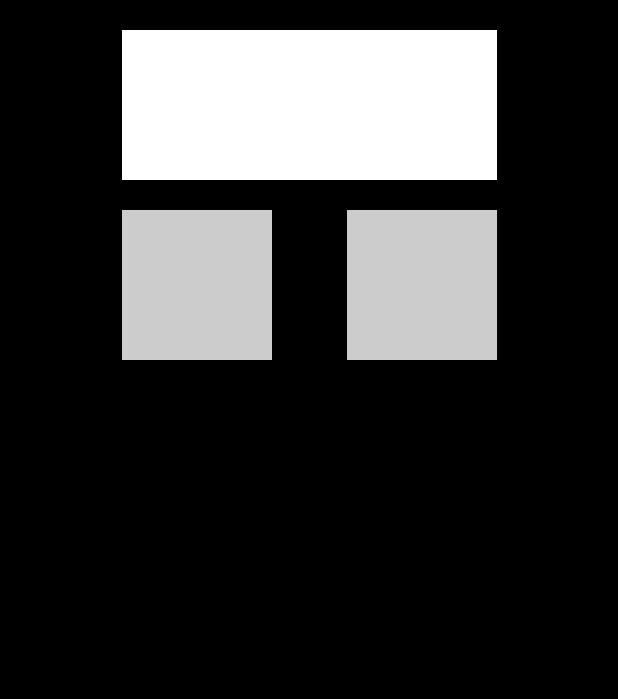
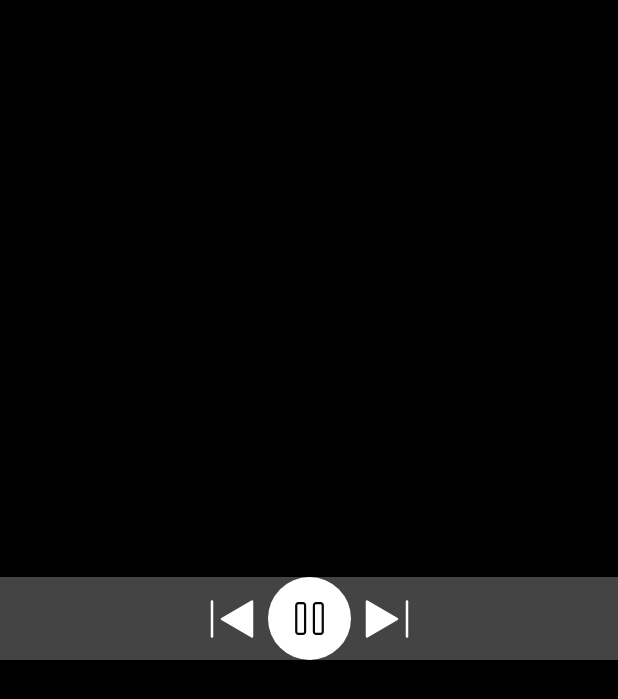
Before and after one commit to sakethpathike/ConstraintLayoutExample, an Android app built with Jetpack Compose: the screen it shows after launch (MainActivity), on a phone screen of 412 x 824 dp. Shown: the top 699 px of the screen. Run offline under Robolectric (Android 15) with nearby library versions, the phone set to English and light mode, and no system bars; our stand-ins replace constraintlayout-compose.

Commit message:
Update MainActivity.kt

```diff
--- a/app/src/main/java/com/sakethh/blog_samples/MainActivity.kt
+++ b/app/src/main/java/com/sakethh/blog_samples/MainActivity.kt
@@ -25,7 +25,7 @@ class MainActivity : ComponentActivity() {
         super.onCreate(savedInstanceState)
         setContent {
             MaterialTheme {
-                ConstraintLayoutExample()
+                BoxWithConstraintLayoutExample()
             }
         }
     }
@@ -35,56 +35,73 @@ class MainActivity : ComponentActivity() {
 @Composable
 fun DefaultPreview() {
     MaterialTheme {
-        ConstraintLayoutExample()
+        BoxWithConstraintLayoutExample()
     }
 }
 
 @Composable
-fun ConstraintLayoutExample() {
+fun BoxWithConstraintLayoutExample() {
     val constraintSet = ConstraintSet {
-        val composable1 = createRefFor("composable1")
-        val composable2 = createRefFor("composable2")
-        val composable3 = createRefFor("composable3")
-        constrain(composable1) {
-            top.linkTo(parent.top)
-            start.linkTo(parent.start)
-            end.linkTo(parent.end)
+        val pauseButton = createRefFor("pauseButton")
+        val previousTrackButton = createRefFor("previousTrackButton")
+        val nextTrackButton = createRefFor("nextTrackButton")
+        constrain(pauseButton) {
+            top.linkTo(parent.top)  // for this particular example "parent" is "BoxWithConstraints"
+            start.linkTo(parent.start)  // for this particular example "parent" is "BoxWithConstraints"
+            end.linkTo(parent.end)  // for this particular example "parent" is "BoxWithConstraints"
+            bottom.linkTo(parent.bottom)  // for this particular example "parent" is "BoxWithConstraints"
         }
-        constrain(composable2) {
-            top.linkTo(composable1.bottom)
-            start.linkTo(composable1.start)
+        constrain(previousTrackButton) {
+            top.linkTo(pauseButton.top)
+            end.linkTo(pauseButton.start)
+            bottom.linkTo(pauseButton.bottom)
         }
-        constrain(composable3) {
-            top.linkTo(composable1.bottom)
-            end.linkTo(composable1.end)
+        constrain(nextTrackButton) {
+            top.linkTo(pauseButton.top)
+            start.linkTo(pauseButton.end)
+            bottom.linkTo(pauseButton.bottom)
         }
     }
-    ConstraintLayout(
-        constraintSet = constraintSet, modifier = Modifier
+    BoxWithConstraints(  //   0 . "BoxWithConstraints"
+        modifier = Modifier
             .fillMaxSize()
             .background(Color.Black)
     ) {
-        Box(
-            modifier = Modifier
-                .padding(top = 20.dp)
-                .requiredWidth(250.dp)
-                .requiredHeight(100.dp)
-                .background(Color.White)
-                .layoutId("composable1")
-        )
-        Box(
-            modifier = Modifier
-                .padding(top = 20.dp)
-                .size(100.dp)
-                .background(Color.LightGray)
-                .layoutId("composable2")
-        )
-        Box(
-            modifier = Modifier
-                .padding(top = 20.dp)
-                .size(100.dp)
-                .background(Color.LightGray)
-                .layoutId("composable3")
-        )
+        ConstraintLayout( //   1 . "BoxWithConstraints" which contains "ConstraintLayout" stuff!
+            constraintSet = constraintSet, modifier = Modifier
+                .fillMaxWidth()
+                .wrapContentHeight()
+                .background(Color.DarkGray)
+                .align(Alignment.Center)
+        ) {
+            IconButton(
+                modifier = Modifier
+                    .layoutId("pauseButton")  // layoutID
+                    .background(color = Color.White, shape = CircleShape)
+                    .size(55.dp), onClick = {}) {
+                Image(
+                    painter = painterResource(id = R.drawable.pause_icon_current_music_screen),
+                    contentDescription = "",
+                    modifier = Modifier.size(35.dp)
+                )
+            }
+            IconButton(
+                modifier = Modifier.layoutId("previousTrackButton")  // layoutID
+                , onClick = {}) {
+                Image(
+                    painter = painterResource(id = R.drawable.previoustrack),
+                    contentDescription = "",
+                    modifier = Modifier.size(40.dp)
+                )
+            }
+            IconButton(modifier = Modifier.layoutId("nextTrackButton"),   // layoutID
+                onClick = {}) {
+                Image(
+                    painter = painterResource(id = R.drawable.nexttrack),
+                    contentDescription = "",
+                    modifier = Modifier.size(40.dp)
+                )
+            }
+        }
     }
 }
```
